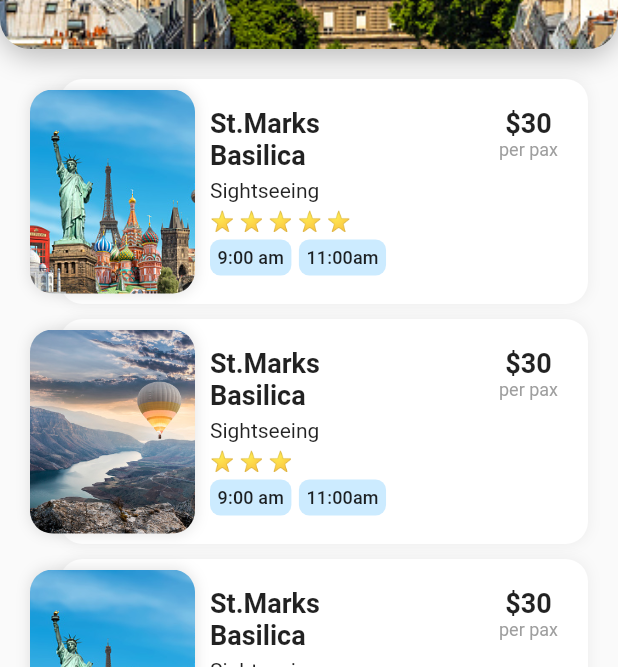
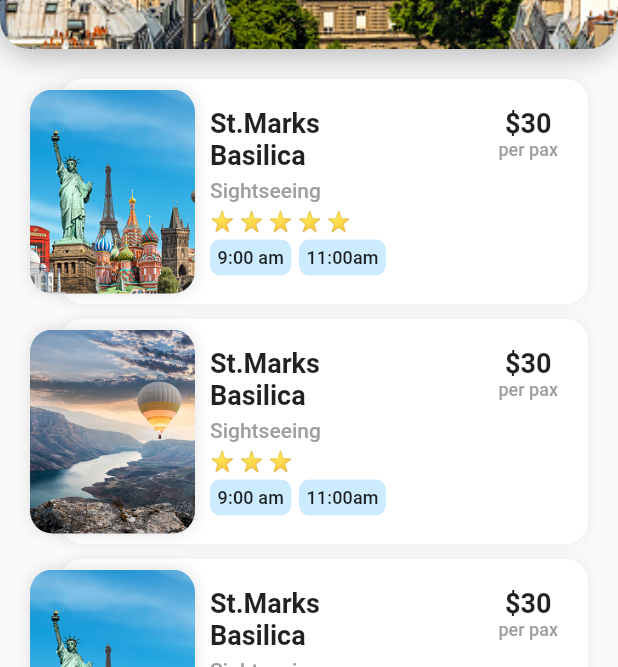
Before and after one commit to BAFANASKOSANA/TravelApp_UI, a Flutter app: the screen it shows after launch, after a tap on an icon or button, on a phone screen of 412 x 824 dp. Shown: the part 569-1236 px from the top of the screen. Run offline on Flutter 3.47's test engine with Material 2 defaults, Android fonts, the phone set to English and light mode, and no system bars; our stand-ins replace font_awesome_flutter.

Commit message:
changed activity color

```diff
--- a/lib/screens/destination_screen.dart
+++ b/lib/screens/destination_screen.dart
@@ -114,7 +114,7 @@ class _DestinationScreenState extends State<DestinationScreen> {
                                         style: TextStyle(
                                             color: Colors.grey,
                                             fontSize: 12,
-                                            fontWeight: FontWeight.w400),
+                                            fontWeight: FontWeight.w500),
                                       )
                                     ],
                                   )
@@ -123,7 +123,10 @@ class _DestinationScreenState extends State<DestinationScreen> {
                               const SizedBox(
                                 height: 5.0,
                               ),
-                              Text(activity.type),
+                              Text(activity.type, style: const TextStyle(
+                                fontWeight: FontWeight.w500,
+                                color: Colors.grey,
+                              ),),
                               const SizedBox(height: 5.0,),
                               _buildStars(activity.rating),
                               const SizedBox(height: 5.0,),
```
